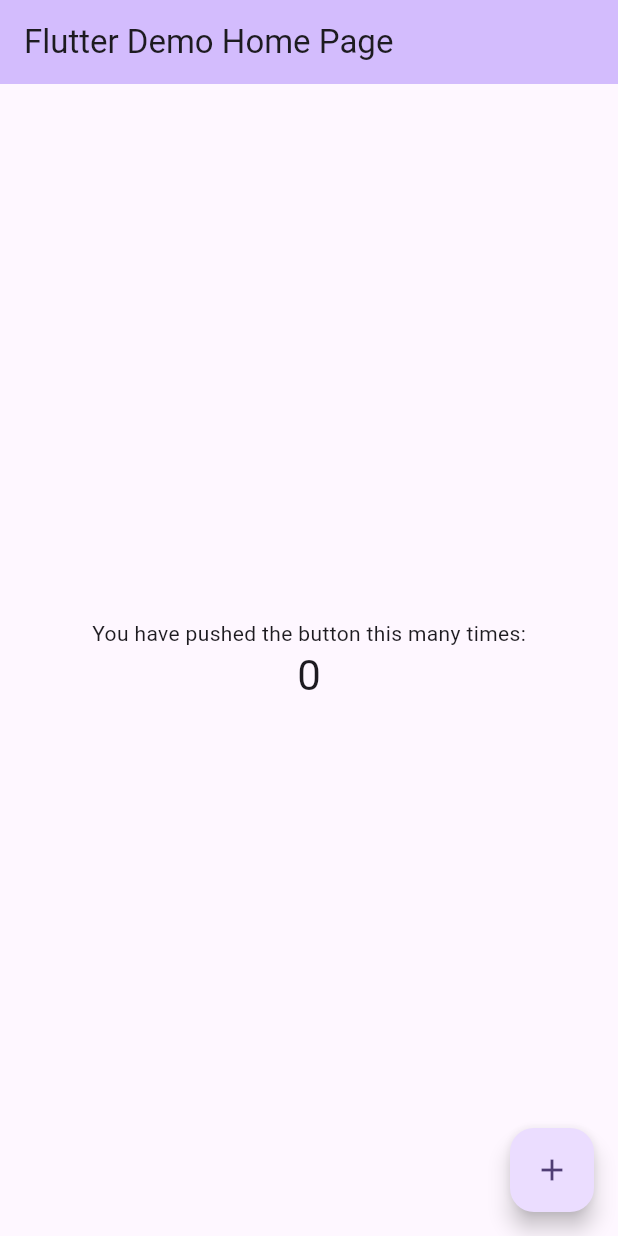
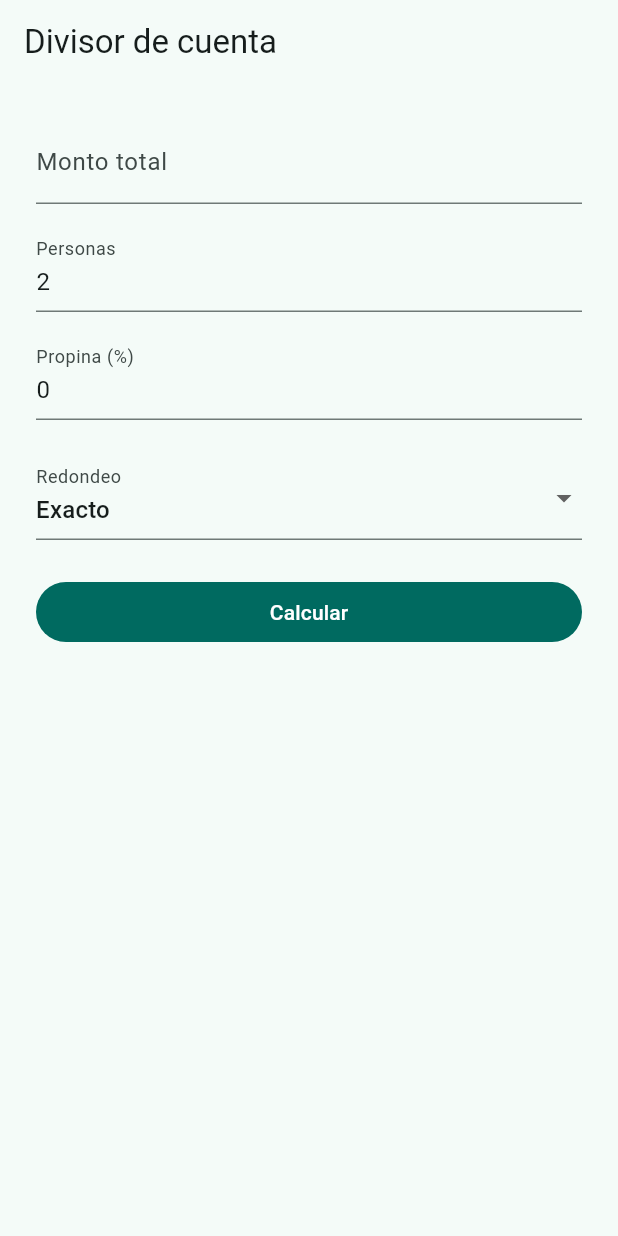
Before and after one commit to SebastianRKN/app_divisor_de_cuentas, a Flutter app: the screen it shows after launch, on a phone screen of 412 x 824 dp. Run offline on Flutter 3.47's test engine with Material 3 defaults, Android fonts, the phone set to English and light mode, and no system bars.

Commit message:
app divisor de cuenta - rama vibe

```diff
--- a/lib/main.dart
+++ b/lib/main.dart
@@ -1,122 +1,145 @@
 import 'package:flutter/material.dart';
 
-void main() {
-  runApp(const MyApp());
+void main() => runApp(const AplicacionDivisor());
+
+class AplicacionDivisor extends StatelessWidget {
+  const AplicacionDivisor({super.key});
+
+  @override
+  Widget build(BuildContext context) => MaterialApp(
+    debugShowCheckedModeBanner: false,
+    title: 'Divisor de cuenta',
+    theme: ThemeData(colorSchemeSeed: Colors.teal, useMaterial3: true),
+    home: const PantallaCuenta(),
+  );
 }
 
-class MyApp extends StatelessWidget {
-  const MyApp({super.key});
+class PantallaCuenta extends StatefulWidget {
+  const PantallaCuenta({super.key});
 
-  // This widget is the root of your application.
   @override
-  Widget build(BuildContext context) {
-    return MaterialApp(
-      title: 'Flutter Demo',
-      theme: ThemeData(
-        // This is the theme of your application.
-        //
-        // TRY THIS: Try running your application with "flutter run". You'll see
-        // the application has a purple toolbar. Then, without quitting the app,
-        // try changing the seedColor in the colorScheme below to Colors.green
-        // and then invoke "hot reload" (save your changes or press the "hot
-        // reload" button in a Flutter-supported IDE, or press "r" if you used
-        // the command line to start the app).
-        //
-        // Notice that the counter didn't reset back to zero; the application
-        // state is not lost during the reload. To reset the state, use hot
-        // restart instead.
-        //
-        // This works for code too, not just values: Most code changes can be
-        // tested with just a hot reload.
-        colorScheme: .fromSeed(seedColor: Colors.deepPurple),
-      ),
-      home: const MyHomePage(title: 'Flutter Demo Home Page'),
-    );
-  }
+  State<PantallaCuenta> createState() => _PantallaCuentaState();
 }
 
-class MyHomePage extends StatefulWidget {
-  const MyHomePage({super.key, required this.title});
+class _PantallaCuentaState extends State<PantallaCuenta> {
+  final _monto = TextEditingController();
+  final _personas = TextEditingController(text: '2');
+  final _propina = TextEditingController(text: '0');
+  bool _arriba = false;
+  String? _resultado;
+  String? _error;
 
-  // This widget is the home page of your application. It is stateful, meaning
-  // that it has a State object (defined below) that contains fields that affect
-  // how it looks.
-
-  // This class is the configuration for the state. It holds the values (in this
-  // case the title) provided by the parent (in this case the App widget) and
-  // used by the build method of the State. Fields in a Widget subclass are
-  // always marked "final".
-
-  final String title;
-
-  @override
-  State<MyHomePage> createState() => _MyHomePageState();
-}
-
-class _MyHomePageState extends State<MyHomePage> {
-  int _counter = 0;
-
-  void _incrementCounter() {
+  void _calcular() {
+    final monto = double.tryParse(_monto.text.trim().replaceAll(',', '.'));
+    final personas = int.tryParse(_personas.text.trim());
+    final propina = double.tryParse(_propina.text.trim().replaceAll(',', '.'));
     setState(() {
-      // This call to setState tells the Flutter framework that something has
-      // changed in this State, which causes it to rerun the build method below
-      // so that the display can reflect the updated values. If we changed
-      // _counter without calling setState(), then the build method would not be
-      // called again, and so nothing would appear to happen.
-      _counter++;
+      _resultado = null;
+      _error = null;
+      if (monto == null || !monto.isFinite || monto < 0) {
+        _error = 'Monto inválido';
+      } else if (personas == null || personas < 1) {
+        _error = 'Debe haber al menos una persona';
+      } else if (propina == null || !propina.isFinite || propina < 0) {
+        _error = 'Propina inválida';
+      } else {
+        final pago = monto * (1 + propina / 100) / personas;
+        if (!pago.isFinite) {
+          _error = 'Monto inválido';
+        } else {
+          _resultado = (_arriba ? pago.ceilToDouble() : pago).toStringAsFixed(
+            2,
+          );
+        }
+      }
     });
   }
 
   @override
-  Widget build(BuildContext context) {
-    // This method is rerun every time setState is called, for instance as done
-    // by the _incrementCounter method above.
-    //
-    // The Flutter framework has been optimized to make rerunning build methods
-    // fast, so that you can just rebuild anything that needs updating rather
-    // than having to individually change instances of widgets.
-    return Scaffold(
-      appBar: AppBar(
-        // TRY THIS: Try changing the color here to a specific color (to
-        // Colors.amber, perhaps?) and trigger a hot reload to see the AppBar
-        // change color while the other colors stay the same.
-        backgroundColor: Theme.of(context).colorScheme.inversePrimary,
-        // Here we take the value from the MyHomePage object that was created by
-        // the App.build method, and use it to set our appbar title.
-        title: Text(widget.title),
-      ),
-      body: Center(
-        // Center is a layout widget. It takes a single child and positions it
-        // in the middle of the parent.
-        child: Column(
-          // Column is also a layout widget. It takes a list of children and
-          // arranges them vertically. By default, it sizes itself to fit its
-          // children horizontally, and tries to be as tall as its parent.
-          //
-          // Column has various properties to control how it sizes itself and
-          // how it positions its children. Here we use mainAxisAlignment to
-          // center the children vertically; the main axis here is the vertical
-          // axis because Columns are vertical (the cross axis would be
-          // horizontal).
-          //
-          // TRY THIS: Invoke "debug painting" (choose the "Toggle Debug Paint"
-          // action in the IDE, or press "p" in the console), to see the
-          // wireframe for each widget.
-          mainAxisAlignment: .center,
-          children: [
-            const Text('You have pushed the button this many times:'),
-            Text(
-              '$_counter',
-              style: Theme.of(context).textTheme.headlineMedium,
+  void dispose() {
+    _monto.dispose();
+    _personas.dispose();
+    _propina.dispose();
+    super.dispose();
+  }
+
+  @override
+  Widget build(BuildContext context) => Scaffold(
+    appBar: AppBar(title: const Text('Divisor de cuenta')),
+    body: SafeArea(
+      child: SingleChildScrollView(
+        padding: const EdgeInsets.all(24),
+        child: Center(
+          child: ConstrainedBox(
+            constraints: const BoxConstraints(maxWidth: 480),
+            child: Column(
+              crossAxisAlignment: CrossAxisAlignment.stretch,
+              children: [
+                TextField(
+                  key: const Key('monto'),
+                  controller: _monto,
+                  decoration: const InputDecoration(labelText: 'Monto total'),
+                  keyboardType: const TextInputType.numberWithOptions(
+                    decimal: true,
+                  ),
+                ),
+                const SizedBox(height: 16),
+                TextField(
+                  key: const Key('personas'),
+                  controller: _personas,
+                  decoration: const InputDecoration(labelText: 'Personas'),
+                  keyboardType: TextInputType.number,
+                ),
+                const SizedBox(height: 16),
+                TextField(
+                  key: const Key('propina'),
+                  controller: _propina,
+                  decoration: const InputDecoration(labelText: 'Propina (%)'),
+                  keyboardType: const TextInputType.numberWithOptions(
+                    decimal: true,
+                  ),
+                ),
+                const SizedBox(height: 24),
+                DropdownButtonFormField<bool>(
+                  initialValue: _arriba,
+                  decoration: const InputDecoration(labelText: 'Redondeo'),
+                  items: const [
+                    DropdownMenuItem(value: false, child: Text('Exacto')),
+                    DropdownMenuItem(value: true, child: Text('Hacia arriba')),
+                  ],
+                  onChanged: (valor) => setState(() {
+                    _arriba = valor ?? false;
+                    _resultado = null;
+                    _error = null;
+                  }),
+                ),
+                const SizedBox(height: 24),
+                FilledButton(
+                  onPressed: _calcular,
+                  child: const Text('Calcular'),
+                ),
+                const SizedBox(height: 24),
+                if (_error != null)
+                  Text(
+                    _error!,
+                    style: TextStyle(
+                      color: Theme.of(context).colorScheme.error,
+                    ),
+                  ),
+                if (_resultado != null) ...[
+                  const Text('Por persona', textAlign: TextAlign.center),
+                  Text(
+                    _resultado!,
+                    key: const Key('resultado'),
+                    textAlign: TextAlign.center,
+                    style: Theme.of(context).textTheme.headlineLarge,
+                  ),
+                ],
+              ],
             ),
-          ],
+          ),
         ),
       ),
-      floatingActionButton: FloatingActionButton(
-        onPressed: _incrementCounter,
-        tooltip: 'Increment',
-        child: const Icon(Icons.add),
-      ),
-    );
-  }
+    ),
+  );
 }
```
Also changed, not shown: 2 other files.
